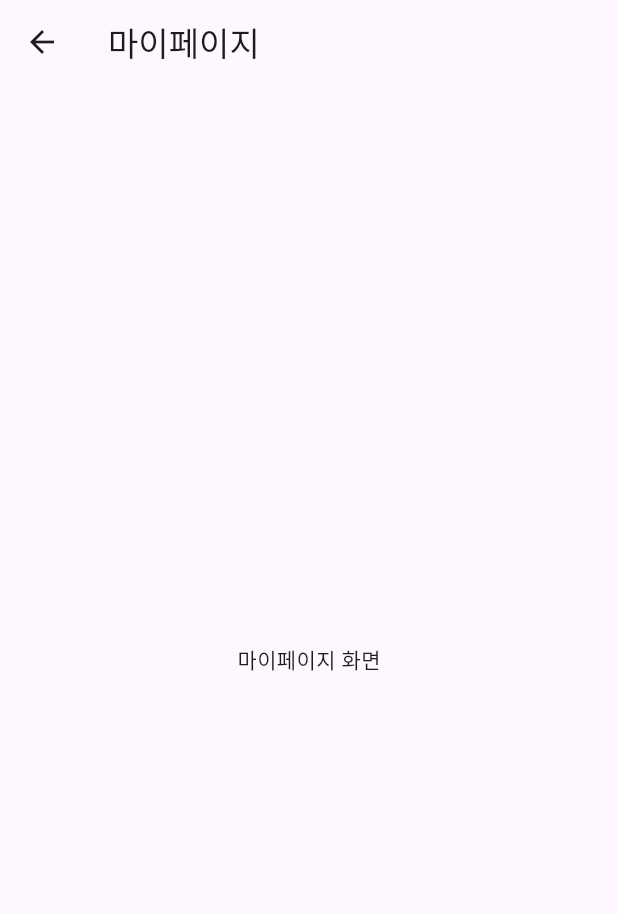
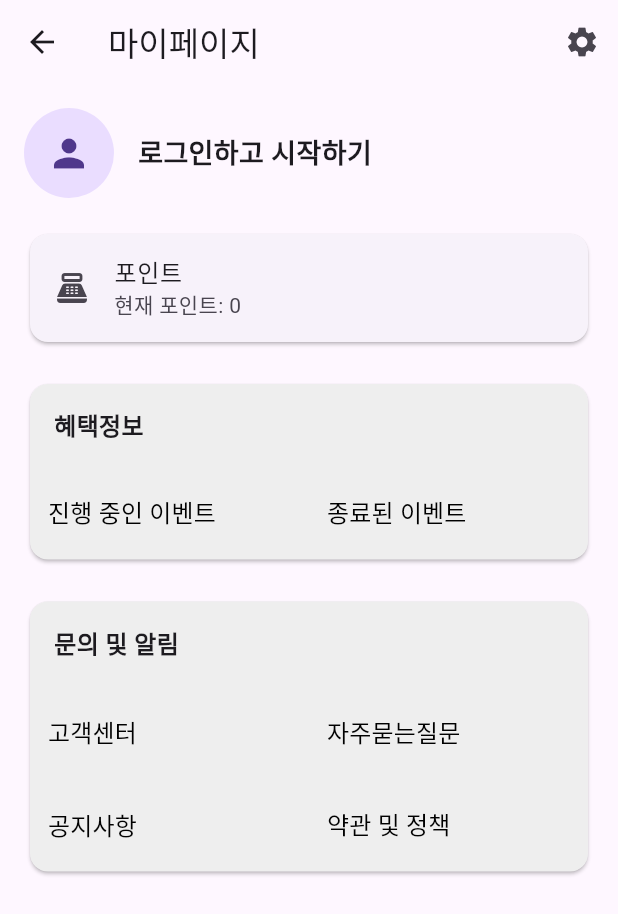
Before and after one commit to TeamTheOrder/BeaCorder_app, a Flutter app: the MyPageScreen screen opened directly, on a phone screen of 412 x 824 dp. Shown: the top 914 px of the screen. Run offline on Flutter 3.47's test engine with Material 3 defaults, Android fonts, the phone set to English and light mode, and no system bars; our stand-ins replace dio, firebase_core, firebase_messaging, flutter_blue_plus, flutter_local_notifications, flutter_secure_storage; accounts and stored records are empty; network calls fail.

Commit message:
feat: 마이페이지 화면 구성

```diff
--- a/lib/screen/user/my_page_screen.dart
+++ b/lib/screen/user/my_page_screen.dart
@@ -3,12 +3,150 @@ import 'package:flutter/material.dart';
 class MyPageScreen extends StatelessWidget {
   @override
   Widget build(BuildContext context) {
+    bool isLoggedIn = false; // 로그인 여부를 확인하는 변수
+    String userName = "사용자 닉네임"; // 유저 닉네임
+
     return Scaffold(
       appBar: AppBar(
         title: Text('마이페이지'),
+        actions: [
+          IconButton(
+            icon: Icon(Icons.settings),
+            onPressed: () {
+              // 환경설정 페이지로 이동하는 로직 추가
+              Navigator.pushNamed(context, '/settings');
+            },
+          ),
+        ],
       ),
-      body: Center(
-        child: Text('마이페이지 화면'),
+      body: Padding(
+        padding: const EdgeInsets.all(16.0),
+        child: Column(
+          crossAxisAlignment: CrossAxisAlignment.start,
+          children: [
+            // 프로필 박스
+            Row(
+              children: [
+                CircleAvatar(
+                  radius: 30,
+                  child: Icon(Icons.person, size: 30), // 유저 아바타 아이콘
+                ),
+                SizedBox(width: 16),
+                Text(
+                  isLoggedIn ? userName : '로그인하고 시작하기',
+                  style: TextStyle(fontSize: 18, fontWeight: FontWeight.bold),
+                ),
+              ],
+            ),
+            SizedBox(height: 20),
+            // 포인트 박스
+            Card(
+              child: ListTile(
+                leading: Icon(Icons.point_of_sale),
+                title: Text('포인트'),
+                subtitle: Text('현재 포인트: 0'),
+              ),
+            ),
+            SizedBox(height: 20),
+            // 혜택정보 박스
+            Card(
+              color: Colors.grey[200],
+              child: Column(
+                crossAxisAlignment: CrossAxisAlignment.start,
+                children: [
+                  Padding(
+                    padding: const EdgeInsets.all(16.0),
+                    child: Text('혜택정보', style: TextStyle(fontSize: 16, fontWeight: FontWeight.bold)),
+                  ),
+                  GridView.count(
+                    crossAxisCount: 2,
+                    shrinkWrap: true,
+                    physics: NeverScrollableScrollPhysics(),
+                    childAspectRatio: 3,
+                    children: [
+                      Align(
+                        alignment: Alignment.centerLeft,
+                        child: TextButton(
+                          onPressed: () {
+                            // 진행 중인 이벤트 페이지로 이동하는 로직 추가
+                          },
+                          child: Text('진행 중인 이벤트', style: TextStyle(fontSize: 16, color: Colors.black)),
+                        ),
+                      ),
+                      Align(
+                        alignment: Alignment.centerLeft,
+                        child: TextButton(
+                          onPressed: () {
+                            // 종료된 이벤트 페이지로 이동하는 로직 추가
+                          },
+                          child: Text('종료된 이벤트', style: TextStyle(fontSize: 16, color: Colors.black)),
+                        ),
+                      ),
+                    ],
+                  ),
+                ],
+              ),
+            ),
+            SizedBox(height: 20),
+            // 문의 및 알림 박스
+            Card(
+              color: Colors.grey[200],
+              child: Column(
+                crossAxisAlignment: CrossAxisAlignment.start,
+                children: [
+                  Padding(
+                    padding: const EdgeInsets.all(16.0),
+                    child: Text('문의 및 알림', style: TextStyle(fontSize: 16, fontWeight: FontWeight.bold)),
+                  ),
+                  GridView.count(
+                    crossAxisCount: 2,
+                    shrinkWrap: true,
+                    physics: NeverScrollableScrollPhysics(),
+                    childAspectRatio: 3,
+                    children: [
+                      Align(
+                        alignment: Alignment.centerLeft,
+                        child: TextButton(
+                          onPressed: () {
+                            // 고객센터 페이지로 이동하는 로직 추가
+                          },
+                          child: Text('고객센터', style: TextStyle(fontSize: 16, color: Colors.black)),
+                        ),
+                      ),
+                      Align(
+                        alignment: Alignment.centerLeft,
+                        child: TextButton(
+                          onPressed: () {
+                            // 고객센터 페이지로 이동하는 로직 추가
+                          },
+                          child: Text('자주묻는질문', style: TextStyle(fontSize: 16, color: Colors.black)),
+                        ),
+                      ),
+                      Align(
+                        alignment: Alignment.centerLeft,
+                        child: TextButton(
+                          onPressed: () {
+                            // 공지사항 페이지로 이동하는 로직 추가
+                          },
+                          child: Text('공지사항', style: TextStyle(fontSize: 16, color: Colors.black)),
+                        ),
+                      ),
+                      Align(
+                        alignment: Alignment.centerLeft,
+                        child: TextButton(
+                          onPressed: () {
+                            // 약관 및 정책 페이지로 이동하는 로직 추가
+                          },
+                          child: Text('약관 및 정책', style: TextStyle(fontSize: 16, color: Colors.black)),
+                        ),
+                      ),
+                    ],
+                  ),
+                ],
+              ),
+            ),
+          ],
+        ),
       ),
     );
   }
```
